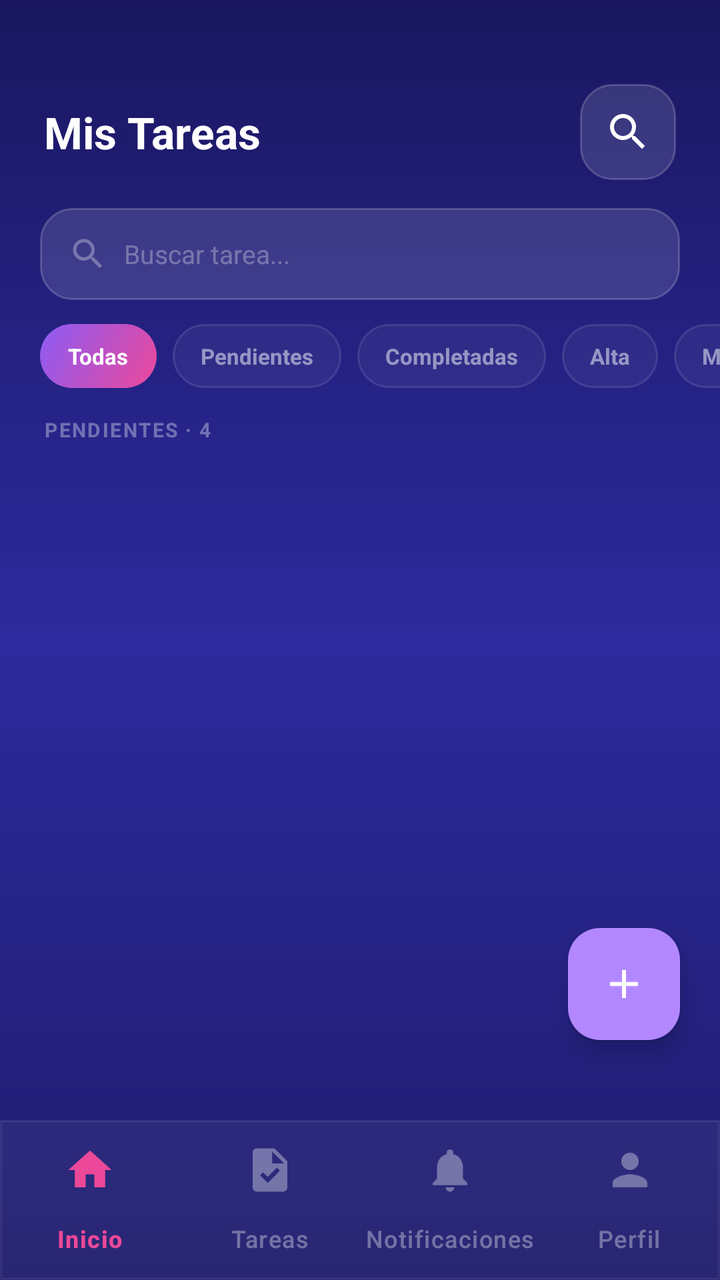
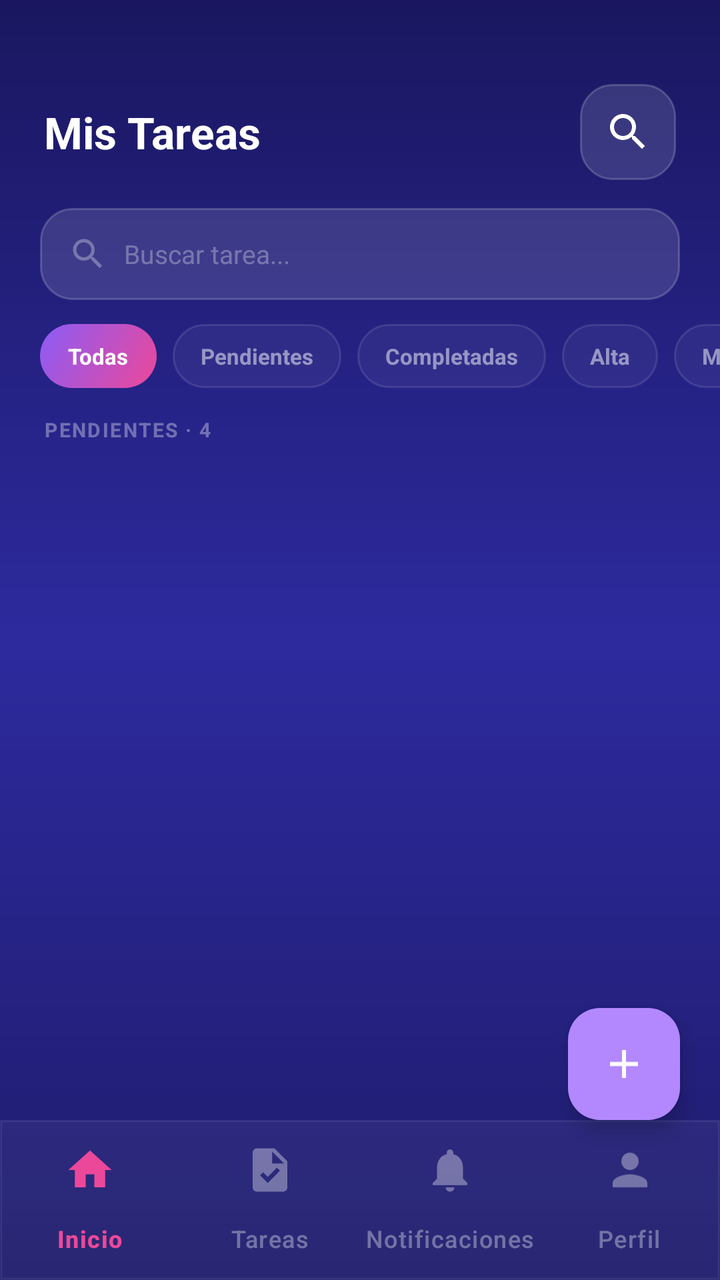

Before-and-after screenshots of an Android layout around one commit, followed by the original layout XML and the change that was made.
<!-- AndroidManifest.xml: application theme Theme.AppTareas -->
<!-- res/layout/task_list.xml -->
<?xml version="1.0" encoding="utf-8"?>
<androidx.coordinatorlayout.widget.CoordinatorLayout xmlns:android="http://schemas.android.com/apk/res/android"
    android:layout_width="match_parent"
    android:layout_height="match_parent"
    xmlns:app="http://schemas.android.com/apk/res-auto"
    android:background="@drawable/bg_gradient_login">

    <androidx.core.widget.NestedScrollView
        android:layout_width="match_parent"
        android:layout_height="match_parent"
        android:fillViewport="true"
        android:paddingBottom="120dp"
        android:clipToPadding="false"
        >

        <LinearLayout
            android:layout_width="match_parent"
            android:layout_height="wrap_content"
            android:orientation="vertical">

            <LinearLayout
                android:layout_width="match_parent"
                android:layout_height="wrap_content"
                android:orientation="horizontal"
                android:paddingStart="22dp"
                android:paddingEnd="22dp"
                android:paddingTop="42dp"
                android:paddingBottom="14dp"
                android:gravity="center_vertical">

                <TextView
                    android:layout_width="0dp"
                    android:layout_height="wrap_content"
                    android:layout_weight="1"
                    android:text="Mis Tareas"
                    android:textColor="#FFFFFF"

                    android:textSize="22sp"
                    android:textStyle="bold" />

                <ImageButton
                android:id="@+id/btnSearch"
                android:layout_width="48dp"
                android:layout_height="48dp"
                android:background="@drawable/bg_glass_input"
                android:src="@drawable/ic_search"
                android:contentDescription="Buscar"
                android:padding="12dp" />





            </LinearLayout>

            <LinearLayout
                android:id="@+id/searchContainer"
                android:layout_width="match_parent"
                android:layout_height="46dp"
                android:layout_marginStart="20dp"
                android:layout_marginEnd="20dp"
                android:layout_marginBottom="12dp"
                android:orientation="horizontal"
                android:gravity="center_vertical"
                android:background="@drawable/bg_glass_input"
                android:paddingStart="14dp"
                android:paddingEnd="14dp">

                <ImageView
                    android:layout_width="20dp"
                    android:layout_height="20dp"
                    android:src="@drawable/ic_search"
                    app:tint="#4DFFFFFF"
                    android:layout_marginEnd="8dp"
                    android:contentDescription="Buscar" />

                <EditText
                    android:id="@+id/etSearch"
                    android:layout_width="0dp"
                    android:layout_height="match_parent"
                    android:layout_weight="1"
                    android:background="@null"
                    android:hint="Buscar tarea..."
                    android:textColorHint="#4DFFFFFF"
                    android:textColor="#FFFFFF"
                    android:textSize="13sp"
                    android:inputType="text"
                    android:imeOptions="actionSearch"
                    android:singleLine="true"/>

            </LinearLayout>

            <HorizontalScrollView
                android:layout_width="match_parent"
                android:layout_height="wrap_content"
                android:scrollbars="none"
                android:paddingStart="20dp"
                android:paddingEnd="20dp"
                android:layout_marginBottom="14dp"
                android:clipToPadding="false">

                <LinearLayout
                    android:id="@+id/filterGroup"
                    android:layout_width="wrap_content"
                    android:layout_height="wrap_content"
                    android:orientation="horizontal"
                    android:gravity="center_vertical">

                    
                    <TextView
                        android:id="@+id/filterAll"
                        android:layout_width="wrap_content"
                        android:layout_height="32dp"
                        android:layout_marginEnd="8dp"
                        android:gravity="center"
                        android:paddingStart="14dp"
                        android:paddingEnd="14dp"
                        android:text="Todas"
                        android:textSize="11sp"
                        android:textStyle="bold"
                        android:textColor="#FFFFFF"
                        android:background="@drawable/bg_f_active"
                        android:clickable="true"
                        android:focusable="true"/>

                    
                    <TextView
                        android:id="@+id/chipPending"
                        android:layout_width="wrap_content"
                        android:layout_height="32dp"
                        android:layout_marginEnd="8dp"
                        android:gravity="center"
                        android:paddingStart="14dp"
                        android:paddingEnd="14dp"
                        android:text="Pendientes"
                        android:textSize="11sp"
                        android:textStyle="bold"
                        android:textColor="#80FFFFFF"
                        android:background="@drawable/bg_f_inactive"
                        android:clickable="true"
                        android:focusable="true"/>

                    
                    <TextView
                        android:id="@+id/chipDone"
                        android:layout_width="wrap_content"
                        android:layout_height="32dp"
                        android:layout_marginEnd="8dp"
                        android:gravity="center"
                        android:paddingStart="14dp"
                        android:paddingEnd="14dp"
                        android:text="Completadas"
                        android:textSize="11sp"
                        android:textStyle="bold"
                        android:textColor="#80FFFFFF"
                        android:background="@drawable/bg_f_inactive"
                        android:clickable="true"
                        android:focusable="true"/>

                    
                    <TextView
                        android:id="@+id/chipHigh"
                        android:layout_width="wrap_content"
                        android:layout_height="32dp"
                        android:layout_marginEnd="8dp"
                        android:gravity="center"
                        android:paddingStart="14dp"
                        android:paddingEnd="14dp"
                        android:text="Alta"
                        android:textSize="11sp"
                        android:textStyle="bold"
                        android:textColor="#80FFFFFF"
                        android:background="@drawable/bg_f_inactive"
                        android:clickable="true"
                        android:focusable="true"/>

                    
                    <TextView
                        android:id="@+id/chipMedium"
                        android:layout_width="wrap_content"
                        android:layout_height="32dp"
                        android:layout_marginEnd="8dp"
                        android:gravity="center"
                        android:paddingStart="14dp"
                        android:paddingEnd="14dp"
                        android:text="Media"
                        android:textSize="11sp"
                        android:textStyle="bold"
                        android:textColor="#80FFFFFF"
                        android:background="@drawable/bg_f_inactive"
                        android:clickable="true"
                        android:focusable="true"/>

                    
                    <TextView
                        android:id="@+id/chipLow"
                        android:layout_width="wrap_content"
                        android:layout_height="32dp"
                        android:gravity="center"
                        android:paddingStart="14dp"
                        android:paddingEnd="14dp"
                        android:text="Baja"
                        android:textSize="11sp"
                        android:textStyle="bold"
                        android:textColor="#80FFFFFF"
                        android:background="@drawable/bg_f_inactive"
                        android:clickable="true"
                        android:focusable="true"/>

                </LinearLayout>
            </HorizontalScrollView>


            <TextView
                android:id="@+id/labelPending"
                android:layout_width="wrap_content"
                android:layout_height="wrap_content"
                android:layout_marginStart="22dp"
                android:layout_marginBottom="8dp"
                android:text="PENDIENTES · 4"
                android:textColor="#59FFFFFF"
                android:textSize="10sp"
                android:textStyle="bold"
                android:letterSpacing="0.08"/>

            <androidx.recyclerview.widget.RecyclerView
                android:id="@+id/rvTasks"
                android:layout_width="match_parent"
                android:layout_height="wrap_content"
                android:paddingStart="20dp"
                android:paddingEnd="20dp"
                android:clipToPadding="false"
                android:nestedScrollingEnabled="false"
                app:layoutManager="androidx.recyclerview.widget.LinearLayoutManager"/>


            <LinearLayout
                android:id="@+id/emptyState"
                android:layout_width="match_parent"
                android:layout_height="wrap_content"
                android:orientation="vertical"
                android:gravity="center_horizontal"
                android:paddingTop="48dp"
                android:paddingBottom="48dp"
                android:visibility="gone">



                <TextView
                    android:layout_width="wrap_content"
                    android:layout_height="wrap_content"
                    android:layout_marginTop="12dp"
                    android:text="No hay tareas acá"
                    android:textColor="#FFFFFF"
                    android:textSize="16sp"
                    android:textStyle="bold"/>

                <TextView
                    android:layout_width="wrap_content"
                    android:layout_height="wrap_content"
                    android:layout_marginTop="6dp"
                    android:text="Tocá el + para crear una nueva"
                    android:textColor="#59FFFFFF"
                    android:textSize="13sp"/>

            </LinearLayout>







        </LinearLayout>


    </androidx.core.widget.NestedScrollView>


    <com.google.android.material.bottomnavigation.BottomNavigationView
        android:id="@+id/bottomNav"
        android:layout_width="match_parent"
        android:layout_height="wrap_content"
        android:layout_gravity="bottom"
        android:background="@drawable/bg_bottom_nav"
        app:labelVisibilityMode="labeled"
        app:elevation="0dp"
        app:menu="@menu/bottom_nav_menu"
        app:itemIconSize="26dp"
        app:itemTextColor="@color/bottom_nav"

        app:itemIconTint="@color/bottom_nav"
        app:itemActiveIndicatorStyle="@android:style/Widget.DeviceDefault"

        >



    </com.google.android.material.bottomnavigation.BottomNavigationView>
    <com.google.android.material.floatingactionbutton.ExtendedFloatingActionButton
        android:id="@+id/fab"
        android:layout_width="wrap_content"
        android:layout_height="wrap_content"
        android:layout_gravity="bottom|end"
        android:layout_marginBottom="120dp"
        android:layout_marginEnd="20dp"


        app:icon="@drawable/ic_add"
        app:iconTint="#FFFFFF"
        app:backgroundTint="#B388FF"
        app:elevation="6dp"/>



</androidx.coordinatorlayout.widget.CoordinatorLayout>
<!-- resources referenced by this layout -->
<resources>
  <!-- drawable bg_bottom_nav (drawable) -->
  <?xml version="1.0" encoding="utf-8"?>
  <shape xmlns:android="http://schemas.android.com/apk/res/android">
      <solid android:color="#0DFFFFFF" />
      <stroke android:width="1dp" android:color="#14FFFFFF" />
  </shape>
  <!-- drawable bg_f_active (drawable) -->
  <?xml version="1.0" encoding="utf-8"?>
  <shape xmlns:android="http://schemas.android.com/apk/res/android"
      android:shape="rectangle">
      <gradient
          android:type="linear"
          android:angle="135"
          android:startColor="#FFEC4899"
          android:endColor="#FF8B5CF6" />
      <corners android:radius="99dp" />
  </shape>
  <!-- drawable bg_f_inactive (drawable) -->
  <?xml version="1.0" encoding="utf-8"?>
  <shape xmlns:android="http://schemas.android.com/apk/res/android"
      android:shape="rectangle">
      <solid android:color="#0DFFFFFF" />
      <stroke
          android:width="1dp"
          android:color="#1CFFFFFF" />
      <corners android:radius="99dp" />
  </shape>
  <!-- drawable bg_glass_input (drawable) -->
  <?xml version="1.0" encoding="utf-8"?>
  <shape xmlns:android="http://schemas.android.com/apk/res/android">
      <solid android:color="#20FFFFFF" />
  
      <corners android:radius="16dp" />
  
      <stroke
          android:width="1dp"
          android:color="#30FFFFFF" />
  </shape>
  <!-- drawable bg_gradient_login (drawable) -->
  <?xml version="1.0" encoding="utf-8"?>
  <shape xmlns:android="http://schemas.android.com/apk/res/android">
  
      <gradient
          android:type="linear"
          android:angle="160"
          android:startColor="#FF1A1760"
          android:centerColor="#FF2D2A9E"
          android:endColor="#FF1E1B6B" />
  
  
  </shape>
  <!-- drawable ic_add (drawable) -->
  <vector xmlns:android="http://schemas.android.com/apk/res/android" android:height="24dp" android:tint="#000000" android:viewportHeight="24" android:viewportWidth="24" android:width="24dp">
        
      <path android:fillColor="@android:color/white" android:pathData="M19,13h-6v6h-2v-6H5v-2h6V5h2v6h6v2z"/>
      
  </vector>
  <!-- drawable ic_search (drawable) -->
  <vector xmlns:android="http://schemas.android.com/apk/res/android"
      android:height="24dp"
      android:width="24dp"
      android:viewportHeight="24"
      android:viewportWidth="24">
        
      <path android:fillColor="@android:color/white" android:pathData="M15.5,14h-0.79l-0.28,-0.27C15.41,12.59 16,11.11 16,9.5 16,5.91 13.09,3 9.5,3S3,5.91 3,9.5 5.91,16 9.5,16c1.61,0 3.09,-0.59 4.23,-1.57l0.27,0.28v0.79l5,4.99L20.49,19l-4.99,-5zM9.5,14C7.01,14 5,11.99 5,9.5S7.01,5 9.5,5 14,7.01 14,9.5 11.99,14 9.5,14z"/>
      
  </vector>
  <style name="Theme.AppTareas" parent="Base.Theme.AppTareas" />
  <style name="Base.Theme.AppTareas" parent="Theme.Material3.DayNight.NoActionBar">
          
          
      </style>
</resources>

<!-- the commit's change to res/layout/task_list.xml (unified diff, before → after) -->
@@ -8,10 +8,8 @@
     <androidx.core.widget.NestedScrollView
         android:layout_width="match_parent"
         android:layout_height="match_parent"
-        android:fillViewport="true"
-        android:paddingBottom="120dp"
-        android:clipToPadding="false"
-        >
+        android:layout_marginBottom="80dp" android:fillViewport="true"
+        android:paddingBottom="90dp" android:clipToPadding="false">
 
         <LinearLayout
             android:layout_width="match_parent"
@@ -34,23 +32,17 @@
                     android:layout_weight="1"
                     android:text="Mis Tareas"
                     android:textColor="#FFFFFF"
-
                     android:textSize="22sp"
                     android:textStyle="bold" />
 
                 <ImageButton
-                android:id="@+id/btnSearch"
-                android:layout_width="48dp"
-                android:layout_height="48dp"
-                android:background="@drawable/bg_glass_input"
-                android:src="@drawable/ic_search"
-                android:contentDescription="Buscar"
-                android:padding="12dp" />
-
-
-
-
-
+                    android:id="@+id/btnSearch"
+                    android:layout_width="48dp"
+                    android:layout_height="48dp"
+                    android:background="@drawable/bg_glass_input"
+                    android:src="@drawable/ic_search"
+                    android:contentDescription="Buscar"
+                    android:padding="12dp" />
             </LinearLayout>
 
             <LinearLayout
@@ -87,7 +79,6 @@
                     android:inputType="text"
                     android:imeOptions="actionSearch"
                     android:singleLine="true"/>
-
             </LinearLayout>
 
             <HorizontalScrollView
@@ -106,7 +97,6 @@
                     android:orientation="horizontal"
                     android:gravity="center_vertical">
 
-                    
                     <TextView
                         android:id="@+id/filterAll"
                         android:layout_width="wrap_content"
@@ -123,7 +113,6 @@
                         android:clickable="true"
                         android:focusable="true"/>
 
-                    
                     <TextView
                         android:id="@+id/chipPending"
                         android:layout_width="wrap_content"
@@ -140,7 +129,6 @@
                         android:clickable="true"
                         android:focusable="true"/>
 
-                    
                     <TextView
                         android:id="@+id/chipDone"
                         android:layout_width="wrap_content"
@@ -157,7 +145,6 @@
                         android:clickable="true"
                         android:focusable="true"/>
 
-                    
                     <TextView
                         android:id="@+id/chipHigh"
                         android:layout_width="wrap_content"
@@ -174,7 +161,6 @@
                         android:clickable="true"
                         android:focusable="true"/>
 
-                    
                     <TextView
                         android:id="@+id/chipMedium"
                         android:layout_width="wrap_content"
@@ -191,7 +177,6 @@
                         android:clickable="true"
                         android:focusable="true"/>
 
-                    
                     <TextView
                         android:id="@+id/chipLow"
                         android:layout_width="wrap_content"
@@ -206,10 +191,8 @@
                         android:background="@drawable/bg_f_inactive"
                         android:clickable="true"
                         android:focusable="true"/>
-
                 </LinearLayout>
             </HorizontalScrollView>
-
 
             <TextView
                 android:id="@+id/labelPending"
@@ -233,7 +216,6 @@
                 android:nestedScrollingEnabled="false"
                 app:layoutManager="androidx.recyclerview.widget.LinearLayoutManager"/>
 
-
             <LinearLayout
                 android:id="@+id/emptyState"
                 android:layout_width="match_parent"
@@ -244,8 +226,6 @@
                 android:paddingBottom="48dp"
                 android:visibility="gone">
 
-
-
                 <TextView
                     android:layout_width="wrap_content"
                     android:layout_height="wrap_content"
@@ -262,20 +242,9 @@
                     android:text="Tocá el + para crear una nueva"
                     android:textColor="#59FFFFFF"
                     android:textSize="13sp"/>
-
             </LinearLayout>
-
-
-
-
-
-
-
         </LinearLayout>
-
-
     </androidx.core.widget.NestedScrollView>
-
 
     <com.google.android.material.bottomnavigation.BottomNavigationView
         android:id="@+id/bottomNav"
@@ -283,34 +252,23 @@
         android:layout_height="wrap_content"
         android:layout_gravity="bottom"
         android:background="@drawable/bg_bottom_nav"
+        app:elevation="0dp"
+        app:itemActiveIndicatorStyle="@android:style/Widget.DeviceDefault"
+        app:itemIconSize="26dp"
+        app:itemIconTint="@color/bottom_nav"
+        app:itemTextColor="@color/bottom_nav"
         app:labelVisibilityMode="labeled"
-        app:elevation="0dp"
-        app:menu="@menu/bottom_nav_menu"
-        app:itemIconSize="26dp"
-        app:itemTextColor="@color/bottom_nav"
-
-        app:itemIconTint="@color/bottom_nav"
-        app:itemActiveIndicatorStyle="@android:style/Widget.DeviceDefault"
-
-        >
-
-
-
-    </com.google.android.material.bottomnavigation.BottomNavigationView>
+        app:menu="@menu/bottom_nav_menu" />
+
     <com.google.android.material.floatingactionbutton.ExtendedFloatingActionButton
         android:id="@+id/fab"
         android:layout_width="wrap_content"
         android:layout_height="wrap_content"
         android:layout_gravity="bottom|end"
-        android:layout_marginBottom="120dp"
-        android:layout_marginEnd="20dp"
-
-
+        android:layout_marginBottom="80dp" android:layout_marginEnd="20dp"
         app:icon="@drawable/ic_add"
         app:iconTint="#FFFFFF"
         app:backgroundTint="#B388FF"
         app:elevation="6dp"/>
 
-
-
 </androidx.coordinatorlayout.widget.CoordinatorLayout>
